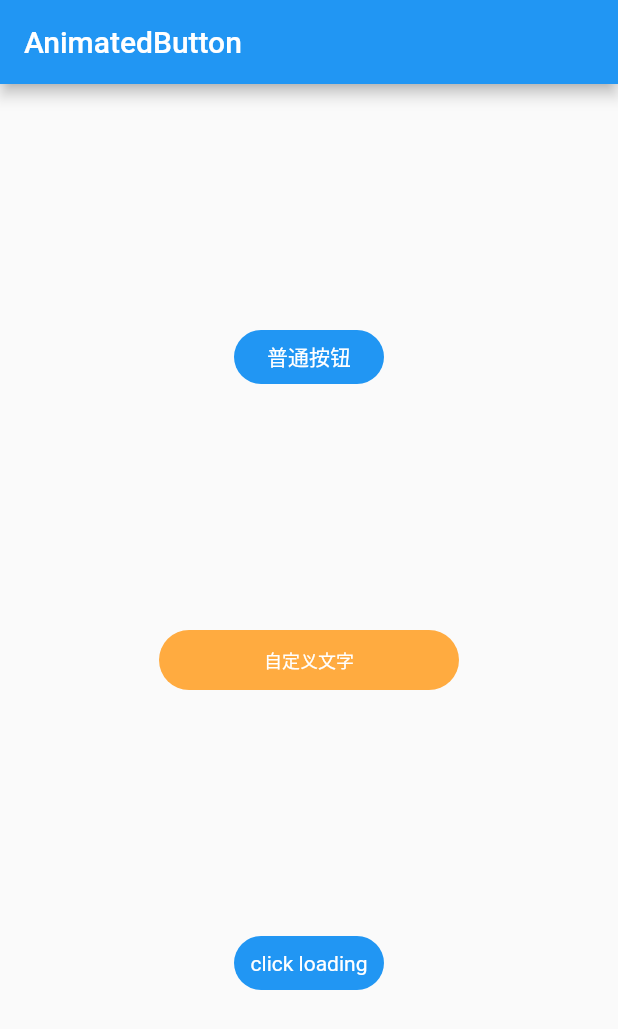
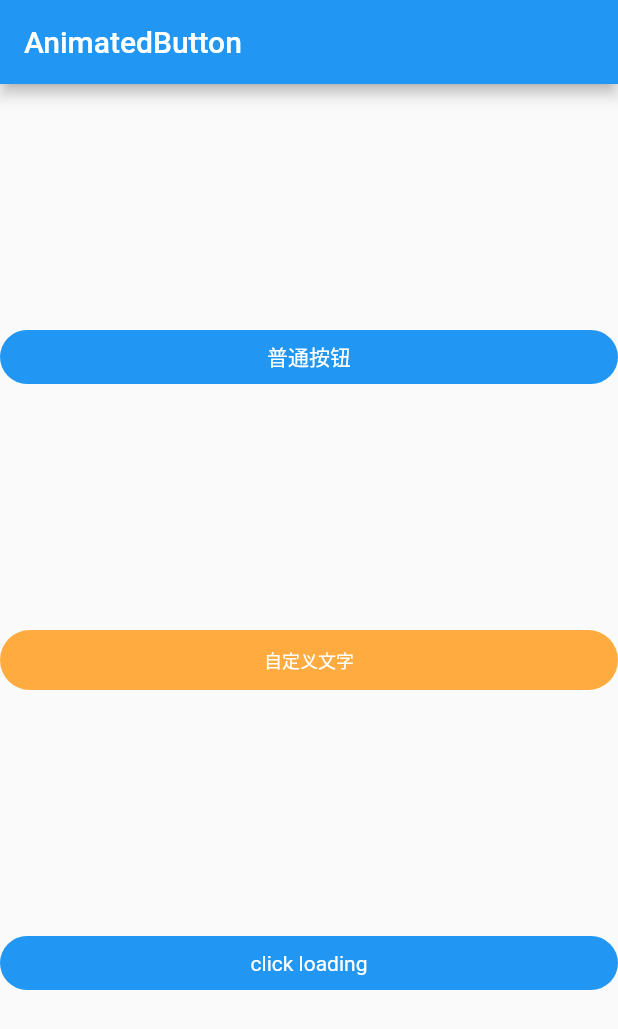
Before and after one commit to SnowFeng/state_loading_button, a Flutter app: the screen it shows after launch, on a phone screen of 412 x 824 dp. Shown: the top 1029 px of the screen. Run offline on Flutter 3.47's test engine with Material 2 defaults, Android fonts, the phone set to English and light mode, and no system bars; our stand-ins replace fluttertoast.

Commit message:
fix:修复强约束条件下的状态动画问题

```diff
--- a/example/lib/main.dart
+++ b/example/lib/main.dart
@@ -37,6 +37,7 @@ class _MyAppState extends State<MyApp> {
         body: Center(
           child: Column(
             mainAxisAlignment: MainAxisAlignment.spaceEvenly,
+            crossAxisAlignment: CrossAxisAlignment.stretch,
             children: [
               AnimatedButton(
                 buttonBuilder: (state){
--- a/lib/src/animated_button.dart
+++ b/lib/src/animated_button.dart
@@ -144,7 +144,12 @@ class _AnimatedButtonState extends State<AnimatedButton>
         _statusChangeController.reverse();
       }
     });
-    _initAnimation(button, progress);
+    WidgetsBinding.instance.addPostFrameCallback((timeStamp) {
+      _initAnimation(button, progress);
+      setState(() {
+
+      });
+    });
   }
 
   ///状态改变
@@ -172,6 +177,18 @@ class _AnimatedButtonState extends State<AnimatedButton>
   void _initAnimation(ButtonStatus button, ButtonProgress progress) {
     double startWidth = widget.width ?? button.width;
     double startHeight = widget.height ?? button.height;
+    RenderObject? render=context.findRenderObject();
+    if(render!=null){
+      RenderBox renderBox=render as RenderBox;
+      BoxConstraints constraints = renderBox.constraints;
+      ///强约束下使用约束尺寸
+      if(constraints.minWidth>startWidth){
+        startWidth=constraints.minWidth;
+      }
+      if(constraints.minHeight>startHeight){
+        startHeight=constraints.minHeight;
+      }
+    }
     double endWidth = startWidth;
     double endHeight = startHeight;
     double? dimension = progress.dimension;
@@ -236,10 +253,11 @@ class _AnimatedButtonState extends State<AnimatedButton>
   }
 
   Widget _buildButtonWidget() {
-    return SizedBox(
-      width: _widthAnimation?.value ?? (widget.width ?? button.width),
-      height: _heightAnimation?.value ?? (widget.height ?? button.height),
+    double width= _widthAnimation?.value ?? (widget.width ?? button.width);
+    double height= _heightAnimation?.value ?? (widget.height ?? button.height);
+    return Center(//赋予宽约束
       child: CustomPaint(
+        size: Size(width, height),
         painter: AnimatedButtonPainter(
             buttonStatus: button.copyWith(
                 buttonColor: Color.lerp(button.buttonColor,
--- a/pubspec.yaml
+++ b/pubspec.yaml
@@ -1,6 +1,6 @@
 name: state_loading_button
 description: 一个简单的带进度动画的按钮，可自定义各种状态样式以及动态改变进度动画样式。
-version: 0.0.4
+version: 0.0.5
 homepage: https://github.com/SnowFeng/state_loading_button.git
 
 environment:
```
Also changed, not shown: 1 other file.
